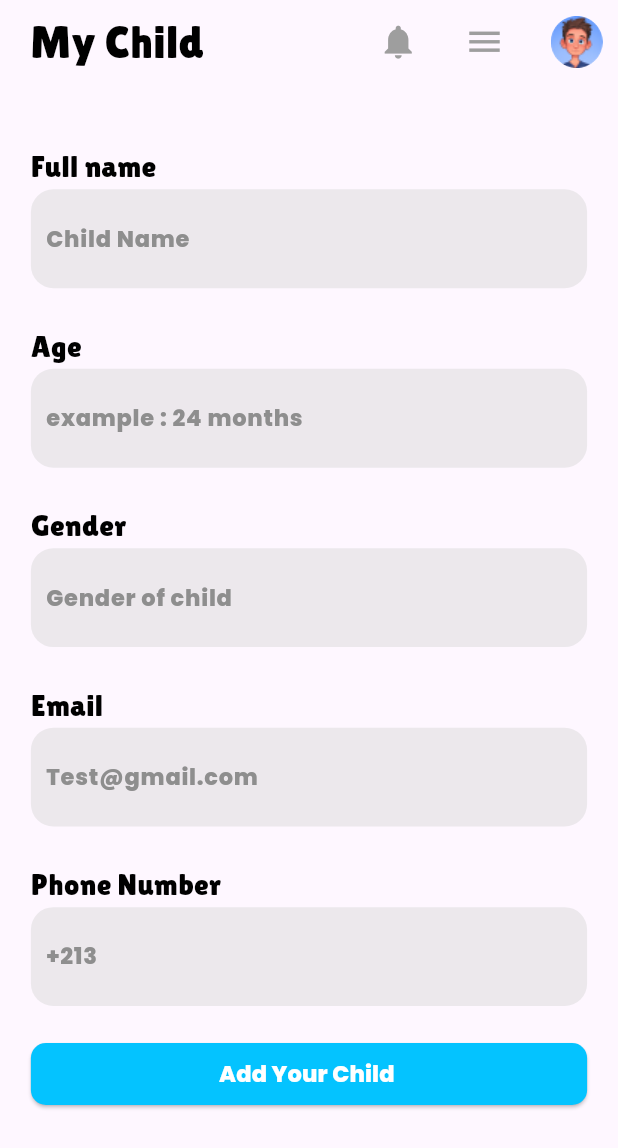
After one commit to grosvenor01/Nursery, a Flutter app: the Addchild screen opened directly, on a phone screen of 412 x 824 dp. The commit adds this screen. Shown: the top 1148 px of the screen. Run offline on Flutter 3.47's test engine with Material 3 defaults, Android fonts, the phone set to English and light mode, and no system bars; our stand-ins replace device_preview, timeline_tile.

Commit message:
add child to the nursery

```diff
--- a/lib/Components/TimeLine.dart
+++ b/lib/Components/TimeLine.dart
@@ -16,7 +16,6 @@ class timeLineTile extends StatelessWidget {
   @override
   Widget build(BuildContext context) {
     final screenWidth = MediaQuery.of(context).size.width;
-    final screenHeight = MediaQuery.of(context).size.height;
     return Padding(
       padding: EdgeInsets.only(left: screenWidth * 0.05),
       child: TimelineTile(
--- a/lib/Components/card.dart
+++ b/lib/Components/card.dart
@@ -13,8 +13,7 @@ class card extends StatelessWidget {
 
   @override
   Widget build(BuildContext context) {
-    final screenWidth = MediaQuery.of(context).size.width;
-    final screenHeight = MediaQuery.of(context).size.height;
+
     return Container(
       margin: const EdgeInsets.all(20),
       decoration: BoxDecoration(
--- /dev/null
+++ b/lib/addChild.dart
@@ -0,0 +1,270 @@
+import 'package:flutter/material.dart';
+import 'package:flutter/widgets.dart';
+import 'package:nursery/nav.dart';
+import 'package:nursery/success.dart';
+
+class Addchild extends StatefulWidget {
+  const Addchild({super.key});
+
+  @override
+  State<Addchild> createState() => _AddchildState();
+}
+
+class _AddchildState extends State<Addchild> {
+  @override
+  Widget build(BuildContext context) {
+    final screenHeight = MediaQuery.of(context).size.height;
+    final screenWidth = MediaQuery.of(context).size.width;
+    return Scaffold(
+        drawer: Nav(),
+        appBar: AppBar(
+          automaticallyImplyLeading: false,
+          actions: [
+            const SizedBox(width: 20),
+            const Text(
+              "My Child",
+              style: TextStyle(
+                  fontFamily: "LilitaOne", fontSize: 30, color: Colors.black),
+            ),
+            const Spacer(),
+            const Icon(
+              Icons.notifications,
+              color: Colors.grey,
+              size: 27,
+            ),
+            const SizedBox(width: 20),
+            Builder(
+              builder: (context) {
+                return IconButton(
+                  icon: const Icon(
+                    Icons.menu,
+                    color: Colors.grey,
+                    size: 27,
+                  ),
+                  onPressed: () => Scaffold.of(context).openDrawer(),
+                );
+              },
+            ),
+            const SizedBox(width: 20),
+            Container(
+              height: 35,
+              width: 35,
+              decoration: const BoxDecoration(
+                  shape: BoxShape.circle,
+                  image: DecorationImage(
+                      image: AssetImage("assets/images/profile.png"))),
+            ),
+            const SizedBox(width: 10),
+          ],
+        ),
+        body: SingleChildScrollView(
+          child: Column(
+            mainAxisAlignment: MainAxisAlignment.start,
+            crossAxisAlignment: CrossAxisAlignment.start,
+            children: [
+              SizedBox(height: screenHeight*0.05),
+              Padding(
+                padding: EdgeInsets.only(left: screenWidth * 0.05),
+                child: const Text(
+                  "Full name",
+                  style: TextStyle(
+                    color: Colors.black,
+                    fontFamily: "LilitaOne",
+                    fontSize: 20
+                  ),
+                ),
+              ),
+              Container(
+                height: screenHeight*0.08,
+                width: screenWidth*0.9,
+                margin: EdgeInsets.only(left: screenWidth*0.05),
+                padding: EdgeInsets.only(left: 10 , top: screenHeight*0.01),
+                decoration:  BoxDecoration(
+                  color: const Color.fromRGBO(217, 217, 217, 0.5),
+                  borderRadius: BorderRadius.circular(15)
+                ),
+                child: const TextField(
+                  decoration: InputDecoration(
+                    border: InputBorder.none,
+                    hintText: "Child Name",
+                    hintStyle: TextStyle(
+                      fontSize: 15 ,
+                      fontFamily: "Poppins",
+                      color: Color.fromRGBO(142, 142, 142, 1)
+                    ),
+                  ),
+                ),
+
+              ),
+              SizedBox(height: screenHeight*0.03),
+              Padding(
+                padding: EdgeInsets.only(left: screenWidth * 0.05),
+                child: const Text(
+                  "Age",
+                  style: TextStyle(
+                    color: Colors.black,
+                    fontFamily: "LilitaOne",
+                    fontSize: 20
+                  ),
+                ),
+              ),
+              Container(
+                height: screenHeight*0.08,
+                width: screenWidth*0.9,
+                margin: EdgeInsets.only(left: screenWidth*0.05),
+                padding: EdgeInsets.only(left: 10 , top: screenHeight*0.01),
+                decoration:  BoxDecoration(
+                  color: const Color.fromRGBO(217, 217, 217, 0.5),
+                  borderRadius: BorderRadius.circular(15)
+                ),
+                child: const TextField(
+                  decoration: InputDecoration(
+                    border: InputBorder.none,
+                    hintText: "example : 24 months",
+                    hintStyle: TextStyle(
+                      fontSize: 15 ,
+                      fontFamily: "Poppins",
+                      color: Color.fromRGBO(142, 142, 142, 1)
+                    ),
+                  ),
+                ),
+
+              ),
+              SizedBox(height: screenHeight*0.03),
+              Padding(
+                padding: EdgeInsets.only(left: screenWidth * 0.05),
+                child: const Text(
+                  "Gender",
+                  style: TextStyle(
+                    color: Colors.black,
+                    fontFamily: "LilitaOne",
+                    fontSize: 20
+                  ),
+                ),
+              ),
+              Container(
+                height: screenHeight*0.08,
+                width: screenWidth*0.9,
+                margin: EdgeInsets.only(left: screenWidth*0.05),
+                padding: EdgeInsets.only(left: 10 , top: screenHeight*0.01),
+                decoration:  BoxDecoration(
+                  color: const Color.fromRGBO(217, 217, 217, 0.5),
+                  borderRadius: BorderRadius.circular(15)
+                ),
+                child: const TextField(
+                  decoration: InputDecoration(
+                    border: InputBorder.none,
+                    hintText: "Gender of child",
+                    hintStyle: TextStyle(
+                      fontSize: 15 ,
+                      fontFamily: "Poppins",
+                      color: Color.fromRGBO(142, 142, 142, 1)
+                    ),
+                  ),
+                ),
+
+              ),
+              SizedBox(height: screenHeight*0.03),
+              Padding(
+                padding: EdgeInsets.only(left: screenWidth * 0.05),
+                child: const Text(
+                  "Email",
+                  style: TextStyle(
+                    color: Colors.black,
+                    fontFamily: "LilitaOne",
+                    fontSize: 20
+                  ),
+                ),
+              ),
+              Container(
+                height: screenHeight*0.08,
+                width: screenWidth*0.9,
+                margin: EdgeInsets.only(left: screenWidth*0.05),
+                padding: EdgeInsets.only(left: 10 , top: screenHeight*0.01),
+                decoration:  BoxDecoration(
+                  color: const Color.fromRGBO(217, 217, 217, 0.5),
+                  borderRadius: BorderRadius.circular(15)
+                ),
+                child: const TextField(
+                  decoration: InputDecoration(
+                    border: InputBorder.none,
+                    hintText: "Test@gmail.com",
+                    hintStyle: TextStyle(
+                      fontSize: 15 ,
+                      fontFamily: "Poppins",
+                      color: Color.fromRGBO(142, 142, 142, 1)
+                    ),
+                  ),
+                ),
+
+              ),
+              SizedBox(height: screenHeight*0.03),
+              Padding(
+                padding: EdgeInsets.only(left: screenWidth * 0.05),
+                child: const Text(
+                  "Phone Number",
+                  style: TextStyle(
+                    color: Colors.black,
+                    fontFamily: "LilitaOne",
+                    fontSize: 20
+                  ),
+                ),
+              ),
+              Container(
+                height: screenHeight*0.08,
+                width: screenWidth*0.9,
+                margin: EdgeInsets.only(left: screenWidth*0.05),
+                padding: EdgeInsets.only(left: 10 , top: screenHeight*0.01),
+                decoration:  BoxDecoration(
+                  color: const Color.fromRGBO(217, 217, 217, 0.5),
+                  borderRadius: BorderRadius.circular(15)
+                ),
+                child: const TextField(
+                  decoration: InputDecoration(
+                    border: InputBorder.none,
+                    hintText: "+213",
+                    hintStyle: TextStyle(
+                      fontSize: 15 ,
+                      fontFamily: "Poppins",
+                      color: Color.fromRGBO(142, 142, 142, 1)
+                    ),
+                  ),
+                ),
+
+              ),
+              SizedBox(height: screenHeight*0.03),
+              Container(
+
+                height: screenHeight*0.05,
+                width: screenWidth*0.9,
+
+                margin: EdgeInsets.only(left: screenWidth*0.05),
+                child: ElevatedButton(
+                  onPressed: ()=>{
+                    Navigator.push(
+                      context,
+                      MaterialPageRoute(builder: (context)=> Success())
+                    )
+                  },
+                  style: ElevatedButton.styleFrom(
+                    backgroundColor: Color.fromRGBO(4, 195, 255, 1),
+                    shape: RoundedRectangleBorder(
+                      borderRadius: BorderRadius.circular(10)
+                    )
+                  ),
+                  child: const Text(
+                    "Add Your Child ",
+                    style: TextStyle(
+                      fontFamily: "Poppins",
+                      color: Colors.white,
+                      fontSize: 15
+                    ),
+                  )
+                ),
+              )
+            ],
+          ),
+        )
+      );
+  }
+}
--- a/lib/home.dart
+++ b/lib/home.dart
@@ -1,6 +1,5 @@
 import 'package:flutter/material.dart';
 import 'package:nursery/nav.dart';
-import 'package:nursery/schedules.dart';
 
 class home extends StatefulWidget {
   const home({super.key});
--- a/lib/schedules.dart
+++ b/lib/schedules.dart
@@ -1,7 +1,6 @@
 import 'package:flutter/material.dart';
 import 'package:nursery/Components/TimeLine.dart';
 import 'package:nursery/nav.dart';
-import 'package:timeline_tile/timeline_tile.dart';
 class Schedules extends StatefulWidget {
   const Schedules({super.key});
 
@@ -12,8 +11,6 @@ class Schedules extends StatefulWidget {
 class _SchedulesState extends State<Schedules> {
   @override
   Widget build(BuildContext context) {
-    final screenHeight = MediaQuery.of(context).size.height;
-    final screenWidth = MediaQuery.of(context).size.width;
     return Scaffold(
         drawer: Nav(),
         appBar: AppBar(
--- a/pubspec.yaml
+++ b/pubspec.yaml
@@ -65,6 +65,7 @@ flutter:
     - assets/images/education.png
     - assets/images/trip.png
     - assets/images/forest.png
+    - assets/images/sucess.png
   # An image asset can refer to one or more resolution-specific "variants", see
   # https://flutter.dev/assets-and-images/#resolution-aware
 
```
Also changed, not shown: lib/MyKid.dart (added, +67 -0 lines), lib/nav.dart (+7 -1 lines), lib/success.dart (added, +70 -0 lines), assets/images/sucess.png (added).
